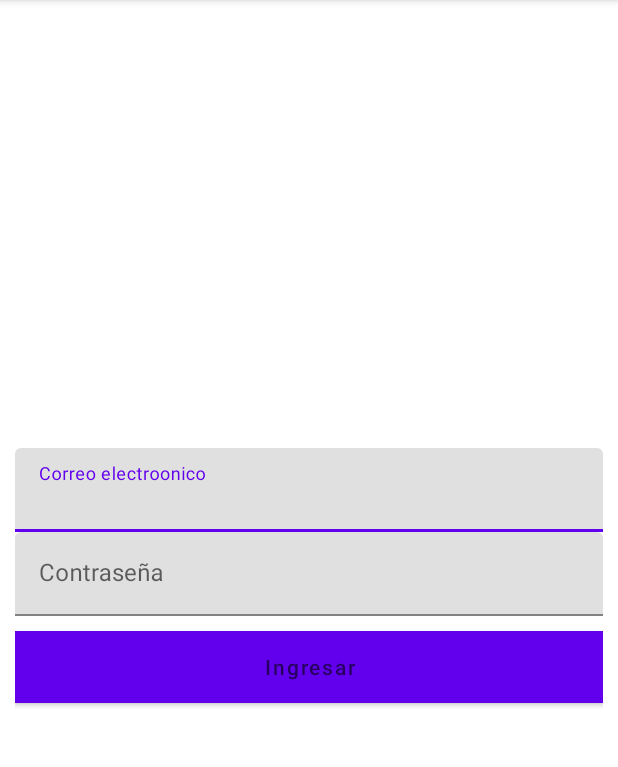
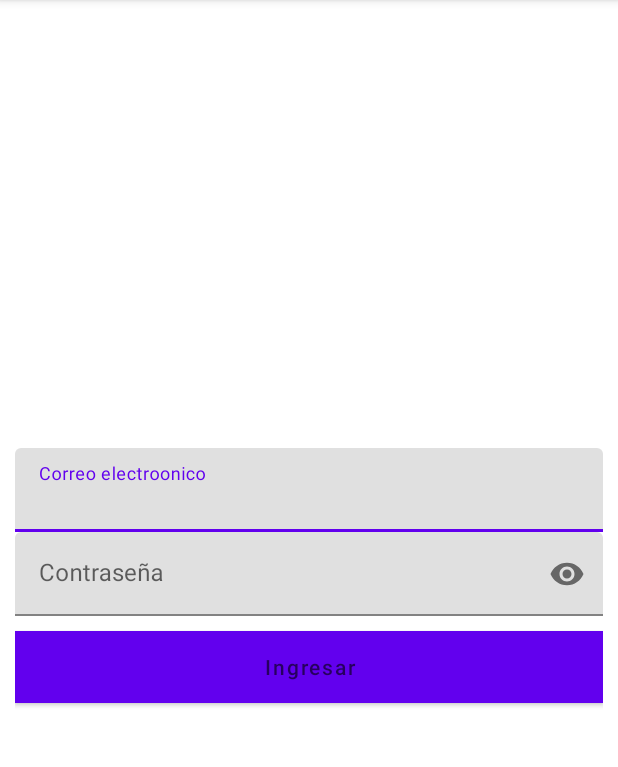
Before and after one commit to lorelia1818/Proyecto-Android-electiva-, an Android app: the Login screen opened directly, with no data from a screen before it, on a phone screen of 412 x 824 dp, the part 84-851 px from its top. Run offline under Robolectric (Android 15) with nearby library versions, the phone set to English and light mode, and no system bars.

Commit message:
ajustete imagen Login

```diff
--- a/app/src/main/java/edu/uan/juegodepuzzombis/Login.java
+++ b/app/src/main/java/edu/uan/juegodepuzzombis/Login.java
@@ -3,12 +3,43 @@ package edu.uan.juegodepuzzombis;
 import androidx.appcompat.app.AppCompatActivity;
 
 import android.os.Bundle;
+import android.util.Patterns;
+import android.view.View;
+import android.widget.Button;
+import android.widget.EditText;
 
 public class Login extends AppCompatActivity {
+
+    EditText correoLogin, passLogin;
+    Button BTNLogin;
 
     @Override
     protected void onCreate(Bundle savedInstanceState) {
         super.onCreate(savedInstanceState);
         setContentView(R.layout.activity_login);
+
+        correoLogin = findViewById(R.id.correoLogin);
+        passLogin = findViewById(R.id.passLogin);
+        BTNLogin = findViewById(R.id.BTNLogin);
+
+        BTNLogin.setOnClickListener(new View.OnClickListener() {
+            @Override
+            public void onClick(View view) {
+                String email = correoLogin.getText().toString();
+                String pass = passLogin.getText().toString();
+                /*Validacion para correo*/
+                if (!Patterns.EMAIL_ADDRESS.matcher(email).matches()){
+                    correoLogin.setError("correo valido");
+                    correoLogin.setFocusable(true);
+                    //validacion de contraseña
+                }else if (pass.length()<6){
+                    passLogin.setError("Contraseña debe ser mayor a 6 ");
+                    passLogin.setFocusable(true);
+                }else{
+                    //LogeoDeJugador(email,pass);
+                }
+            }
+        });
+
     }
 }
--- a/app/src/main/res/layout/activity_login.xml
+++ b/app/src/main/res/layout/activity_login.xml
@@ -1,9 +1,9 @@
 <?xml version="1.0" encoding="utf-8"?>
-<RelativeLayout
-    xmlns:android="http://schemas.android.com/apk/res/android"
+<RelativeLayout xmlns:android="http://schemas.android.com/apk/res/android"
     xmlns:tools="http://schemas.android.com/tools"
     android:layout_width="match_parent"
     android:layout_height="match_parent"
+    xmlns:app="http://schemas.android.com/apk/res-auto"
     android:background="#ffffff"
     tools:context=".Login">
 
@@ -30,7 +30,8 @@
         <!--correo contaeña-->
         <com.google.android.material.textfield.TextInputLayout
             android:layout_width="match_parent"
-            android:layout_height="wrap_content">
+            android:layout_height="wrap_content"
+            app:passwordToggleEnabled="true">
 
             <EditText
                 android:id="@+id/passLogin"
```
Also changed, not shown: 1 other file.
